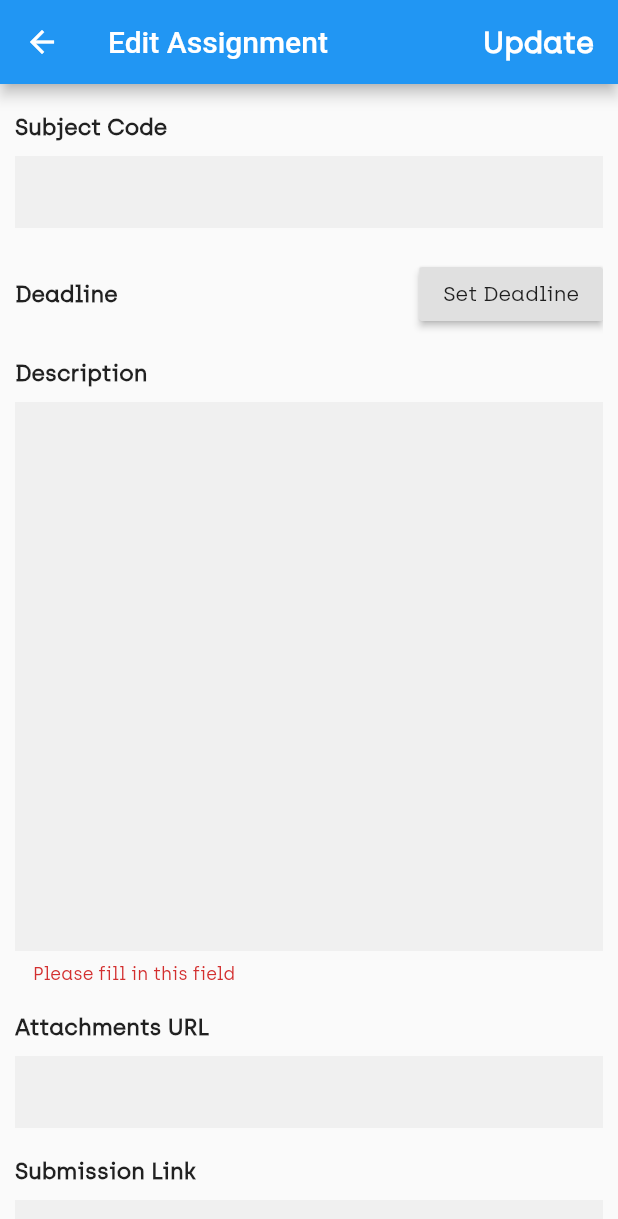
After one commit to impracticalcoders/MSRIT-CR-Portal, a Flutter app: the EditAssignment screen opened directly, scrolled down 118 dp, after a tap on "Update", on a phone screen of 412 x 824 dp. The commit adds this screen. Shown: the top 1219 px of the screen. Run offline on Flutter 3.47's test engine with Material 2 defaults, Android fonts, the phone set to English and light mode, and no system bars; our stand-ins replace cloud_firestore, firebase_auth, fluttertoast, shared_preferences; accounts and stored records are empty; network calls fail; statements that could not run were skipped.

Commit message:
assignment update working, issues with delete

```diff
--- a/lib/models/assignment.dart
+++ b/lib/models/assignment.dart
@@ -13,6 +13,8 @@ class Assignment {
 
   final String title;
 
+  final String AssignmentID;
+
   Assignment(
     this.deadline,
     this.description,
@@ -20,6 +22,7 @@ class Assignment {
     this.subjectCode,
     this.submitLink,
     this.title,
+    this.AssignmentID,
   );
 
   factory Assignment.fromJson(dynamic json) {
@@ -30,6 +33,7 @@ class Assignment {
       json['subjectCode'],
       json['submitLink'],
       json['title'],
+      json['assignmentID'],
     );
   }
 }
--- a/lib/screens/assignmentsscreen.dart
+++ b/lib/screens/assignmentsscreen.dart
@@ -56,7 +56,7 @@ class _AssignmentsScreenState extends State<AssignmentsScreen> {
                     itemBuilder: (context, index) {
                       if (index >= currentAssignments.length) return null;
 
-                        return AssignmentCard(assignment: currentAssignments[index],);
+                        return AssignmentCard(assignment: currentAssignments[index],classcode: widget.classcode,);
 
                     },
                   );
--- /dev/null
+++ b/lib/screens/editassignment.dart
@@ -0,0 +1,265 @@
+import 'package:crportal/models/assignment.dart';
+import 'package:crportal/services/newassignmentbloc.dart';
+import 'package:flutter/cupertino.dart';
+import 'package:flutter/material.dart';
+import 'package:fluttertoast/fluttertoast.dart';
+import 'package:intl/intl.dart';
+
+class EditAssignment extends StatefulWidget {
+  final String classcode;
+  final String assignmentid;
+  final Assignment assignment;
+  EditAssignment({Key key, this.classcode, this.assignmentid, this.assignment})
+      : super(key: key);
+
+  @override
+  _EditAssignmentState createState() => _EditAssignmentState();
+}
+
+class _EditAssignmentState extends State<EditAssignment> {
+  bool isLoading = false;
+  bool showLoading = true;
+  TextEditingController _titlecontroller,
+      _descriptioncontroller,
+      _subjectcodecontroller,
+      _moredetailslinkcontroller,
+      _submissionlinkcontroller;
+  var _scaffoldKey = new GlobalKey<ScaffoldState>();
+  final _formKey = GlobalKey<FormState>();
+
+  var finaldate;
+
+  void callDatePicker() async {
+    var order = await getDate();
+    setState(() {
+      finaldate = order;
+    });
+  }
+
+  Future<DateTime> getDate() {
+    return showDatePicker(
+      context: context,
+      initialDate: DateTime.now(),
+      firstDate: DateTime(2019),
+      lastDate: DateTime(2025),
+      initialEntryMode: DatePickerEntryMode.calendar,
+      builder: (BuildContext context, Widget child) {
+        return child;
+      },
+    );
+  }
+
+  String _formatDate(DateTime date) {
+    final format = DateFormat.Hm('en_US').add_MMMMEEEEd();
+    return format.format(date);
+  }
+
+  @override
+  void initState() {
+    super.initState();
+
+    this._titlecontroller =
+        new TextEditingController(text: widget.assignment.title);
+    this._descriptioncontroller =
+        new TextEditingController(text: widget.assignment.description);
+    this._moredetailslinkcontroller =
+        new TextEditingController(text: widget.assignment.moreDetailsLink);
+    this._subjectcodecontroller =
+        new TextEditingController(text: widget.assignment.subjectCode);
+    this._submissionlinkcontroller =
+        new TextEditingController(text: widget.assignment.submitLink);
+    setState(() {
+      finaldate = widget.assignment.deadline.toDate();
+    });
+  }
+
+  onPressSubmit() {
+    if (!_formKey.currentState.validate()) {
+    } else {
+      setState(() {
+        this.isLoading = true;
+      });
+      editAssignmentinDB(widget.assignmentid,
+              classcode: widget.classcode,
+              title: _titlecontroller.text,
+              deadline: finaldate,
+              description: _descriptioncontroller.text,
+              subjcode: _subjectcodecontroller?.text ?? "NESC",
+              moredetailsurl: _moredetailslinkcontroller?.text ?? '',
+              submissionurl: _submissionlinkcontroller?.text ?? '')
+          .then((statusCode) {
+        setState(() {
+          this.isLoading = false;
+        });
+        switch (statusCode) {
+          case 1:
+            print('Updated');
+            Fluttertoast.showToast(
+                msg: "Details updated",
+                toastLength: Toast.LENGTH_SHORT,
+                gravity: ToastGravity.BOTTOM,
+                textColor: Colors.white,
+                fontSize: 16.0);
+            Navigator.pop(context);
+            break;
+          case 2:
+            print('check your internet connection');
+            Fluttertoast.showToast(
+                msg: "Check your Internet Connection",
+                toastLength: Toast.LENGTH_SHORT,
+                gravity: ToastGravity.BOTTOM,
+                textColor: Colors.white,
+                fontSize: 16.0);
+            break;
+          case 3:
+            print('please try again later');
+            Fluttertoast.showToast(
+                msg: "Please try again later",
+                toastLength: Toast.LENGTH_SHORT,
+                gravity: ToastGravity.BOTTOM,
+                textColor: Colors.white,
+                fontSize: 16.0);
+            break;
+        }
+      });
+    }
+  }
+
+  Widget _entryField(String title,
+      {TextEditingController controllervar, bool isRequired = true}) {
+    return Container(
+      margin: EdgeInsets.symmetric(vertical: 10),
+      child: Column(
+        crossAxisAlignment: CrossAxisAlignment.start,
+        children: <Widget>[
+          Text(
+            title,
+            style: TextStyle(fontWeight: FontWeight.bold, fontSize: 15),
+          ),
+          SizedBox(
+            height: 10,
+          ),
+          TextFormField(
+              validator: (value) {
+                if (isRequired && value.isEmpty) {
+                  return 'Please fill in this field';
+                }
+                return null;
+              },
+              // obscureText: isPassword,
+              controller: controllervar,
+              decoration: InputDecoration(
+                  border: InputBorder.none,
+                  // fillColor: Color(0xfff3f3f4),
+                  filled: true))
+        ],
+      ),
+    );
+  }
+
+  Widget _deadlineSelector() {
+    return Container(
+      margin: EdgeInsets.symmetric(vertical: 10),
+      child: Row(
+        mainAxisAlignment: MainAxisAlignment.spaceBetween,
+        children: <Widget>[
+          Text(
+            'Deadline ${(finaldate == null) ? '' : ' - ${_formatDate(finaldate)} '}',
+            style: TextStyle(fontWeight: FontWeight.bold, fontSize: 15),
+          ),
+          SizedBox(
+            height: 10,
+          ),
+          new RaisedButton(
+            onPressed: callDatePicker,
+            child: new Text(
+              '${(finaldate == null) ? 'Set Deadline' : 'Change'}',
+            ),
+          ),
+        ],
+      ),
+    );
+  }
+
+  Widget _descriptionField(String title,
+      {TextEditingController controllervar}) {
+    return Container(
+      margin: EdgeInsets.symmetric(vertical: 10),
+      child: Column(
+        crossAxisAlignment: CrossAxisAlignment.start,
+        children: <Widget>[
+          Text(
+            title,
+            style: TextStyle(fontWeight: FontWeight.bold, fontSize: 15),
+          ),
+          SizedBox(
+            height: 10,
+          ),
+          TextFormField(
+              validator: (value) {
+                if (value.isEmpty) {
+                  return 'Please fill in this field';
+                }
+                return null;
+              },
+              keyboardType: TextInputType.multiline,
+              maxLines: 18,
+              controller: controllervar,
+              decoration: InputDecoration(
+                  border: InputBorder.none,
+                  // fillColor: Color(0xfff3f3f4),
+                  filled: true))
+        ],
+      ),
+    );
+  }
+
+  Widget _formfieldswidgets() {
+    return Form(
+        key: _formKey,
+        child: ListView(
+          children: <Widget>[
+            _entryField("Title", controllervar: _titlecontroller),
+            _entryField("Subject Code",
+                controllervar: _subjectcodecontroller, isRequired: false),
+            _deadlineSelector(),
+            _descriptionField("Description",
+                controllervar: _descriptioncontroller),
+            _entryField("Attachments URL",
+                controllervar: _moredetailslinkcontroller, isRequired: false),
+            _entryField("Submission Link",
+                controllervar: _submissionlinkcontroller, isRequired: false),
+          ],
+          physics: BouncingScrollPhysics(),
+        ));
+  }
+
+  @override
+  Widget build(BuildContext context) {
+    return Scaffold(
+      appBar: AppBar(
+        title: Text('Edit Assignment'),
+        actions: <Widget>[
+          FlatButton(
+            child: isLoading
+                ? CupertinoActivityIndicator()
+                : Text(
+                    'Update',
+                    style: TextStyle(
+                        fontSize: 20,
+                        fontWeight: FontWeight.bold,
+                        color: Colors.white),
+                  ),
+            onPressed: () {
+              onPressSubmit();
+            },
+          )
+        ],
+      ),
+      body: Center(
+        child:
+            Padding(padding: EdgeInsets.all(10), child: _formfieldswidgets()),
+      ),
+    );
+  }
+}
```
Also changed, not shown: lib/components/assignmentcard.dart (+16 -19 lines), lib/screens/individualassignmentpage.dart (added, +243 -0 lines), lib/services/newassignmentbloc.dart (+37 -0 lines).
